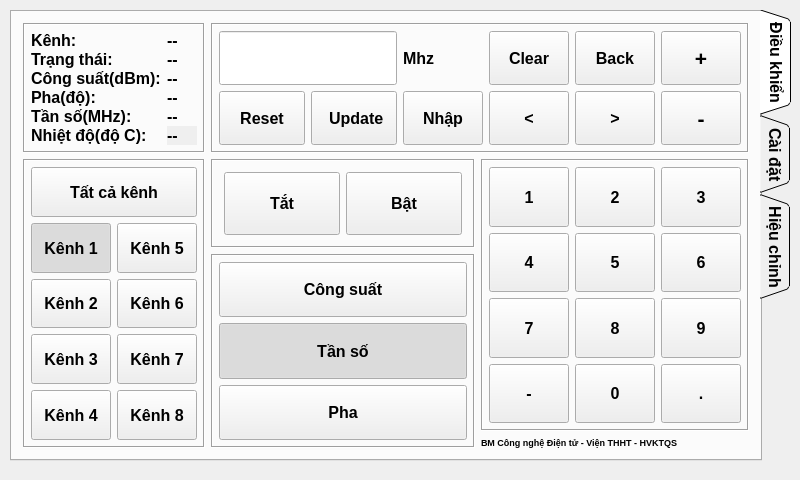
Before: the Qt Designer form mainwindow.ui in kimphg/rasPi, drawn with Qt 5.
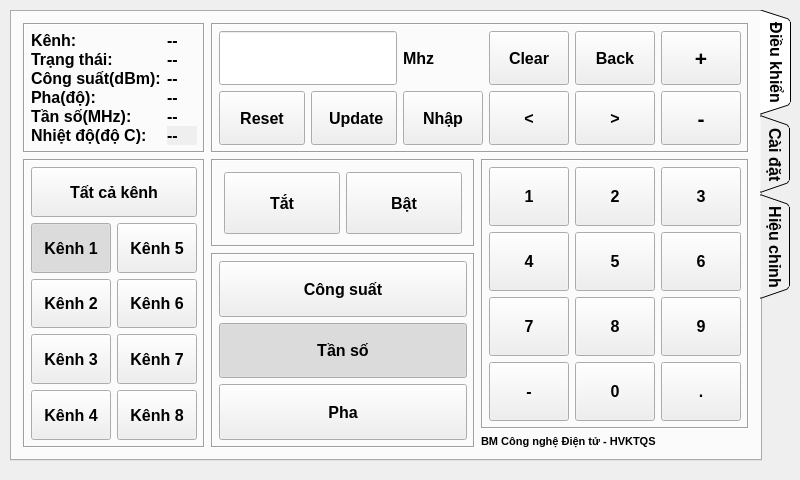
After: the same form once the commit is applied. Icons and pictures are not drawn.

```diff
--- a/mainwindow.ui
+++ b/mainwindow.ui
@@ -899,11 +899,11 @@
         </property>
         <property name="font">
          <font>
-          <pointsize>7</pointsize>
+          <pointsize>8</pointsize>
          </font>
         </property>
         <property name="text">
-         <string>BM Công nghệ Điện tử - Viện THHT - HVKTQS</string>
+         <string>BM Công nghệ Điện tử - HVKTQS</string>
         </property>
        </widget>
       </item>
```
